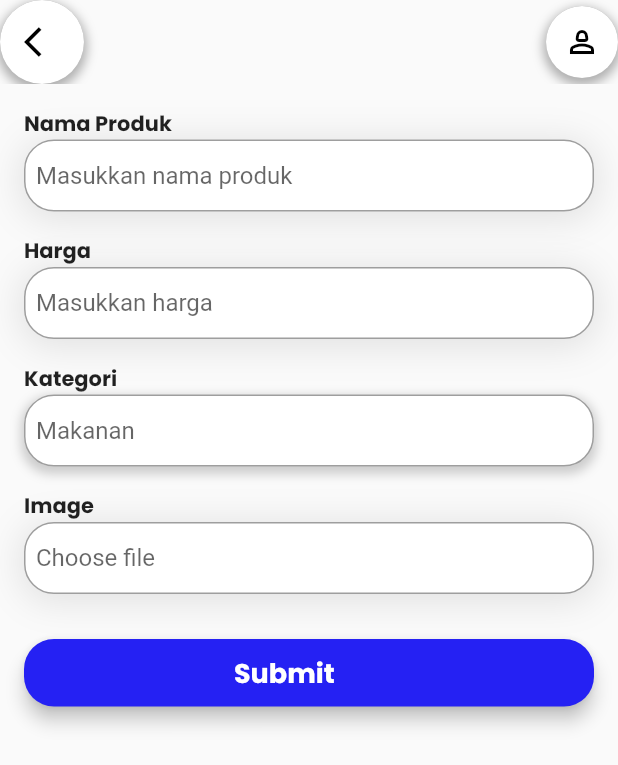
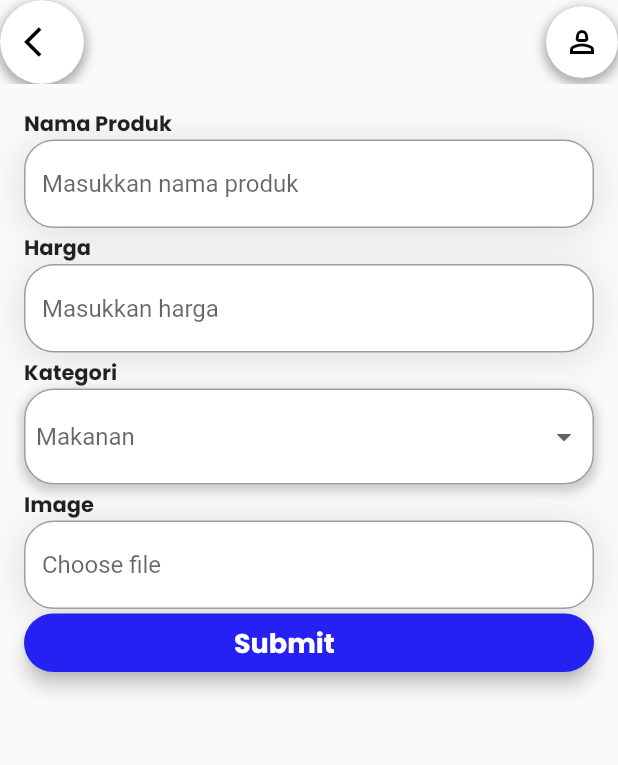
Before and after one commit to Aailmz/STARBHAKMART_APP, a Flutter app: the InputsApp screen opened directly, on a phone screen of 412 x 824 dp. Shown: the top 765 px of the screen. Run offline on Flutter 3.47's test engine with Material 2 defaults, Android fonts, the phone set to English and light mode, and no system bars.

Commit message:
Add files via upload

```diff
--- a/lib/inputs.dart
+++ b/lib/inputs.dart
@@ -89,16 +89,16 @@ class _InputsAppState extends State<InputsApp> {
             children: [
               Text('Nama Produk', style: TextStyle(fontFamily: 'Poppins')),
               Input(title: 'Title 1', hintText: 'Masukkan nama produk'),
-              SizedBox(height: 16.0),
+              SizedBox(height: 3.0),
               Text('Harga', style: TextStyle(fontFamily: 'Poppins')),
               Input(title: 'Title 2', hintText: 'Masukkan harga'),
-              SizedBox(height: 16.0),
+              SizedBox(height: 3.0),
               Text('Kategori', style: TextStyle(fontFamily: 'Poppins')),
-              ColumnInputWithIcon(title: 'Title 3', hintText: 'Makanan', icon: Icons.arrow_drop_down, backgroundColor: Colors.transparent),
-              SizedBox(height: 16.0),
+              ColumnInputWithIcon(title: 'Title 3', hintText: 'Makanan', icon: Icons.arrow_drop_down, backgroundColor: Colors.transparent,),
+              SizedBox(height: 3.0),
               Text('Image', style: TextStyle(fontFamily: 'Poppins')),
               Input(title: 'Title 4', hintText: 'Choose file'),
-              SizedBox(height: 30.0),
+              SizedBox(height: 3.0),
               Submit(),
             ],
           ),
@@ -120,6 +120,7 @@ class Input extends StatelessWidget {
   @override
   Widget build(BuildContext context) {
     return Container(
+      height: 59.0, // Set the height to 48
       decoration: BoxDecoration(
         color: Colors.white,
         borderRadius: BorderRadius.circular(20.0),
@@ -138,7 +139,6 @@ class Input extends StatelessWidget {
           TextField(
             decoration: InputDecoration(
               hintText: hintText,
-              contentPadding: const EdgeInsets.all(8.0),
               border: OutlineInputBorder(
                 borderRadius: BorderRadius.circular(20.0),
               ),
@@ -182,13 +182,33 @@ class ColumnInputWithIcon extends StatelessWidget {
       child: Column(
         crossAxisAlignment: CrossAxisAlignment.start,
         children: [
-          TextField(
+          InputDecorator(
             decoration: InputDecoration(
-              hintText: hintText,
               contentPadding: const EdgeInsets.all(8.0),
               border: OutlineInputBorder(
                 borderRadius: BorderRadius.circular(20.0),
               ),
+            ),
+            child: DropdownButton<String>(
+              isExpanded: true,
+              hint: Text(hintText),
+              icon: Icon(icon),
+              underline: Container(), // Remove the underline
+              itemHeight: 48, // Adjust the height as needed
+              value: null, // Provide the selected value if any
+              items: <String>['Makanan', 'Minuman', 'Semua']
+                  .map((String value) {
+                return DropdownMenuItem<String>(
+                  value: value,
+                  child: Align(
+                    alignment: Alignment.centerRight,
+                    child: Text(value),
+                  ),
+                );
+              }).toList(),
+              onChanged: (String? newValue) {
+                // Add your onChanged logic here
+              },
             ),
           ),
         ],
@@ -202,7 +222,7 @@ class Submit extends StatelessWidget {
   Widget build(BuildContext context) {
     return Center(
       child: Container(
-        height: 45,
+        height: 39,
         width: 400,
         child: ElevatedButton(
                       onPressed: () {},
```
